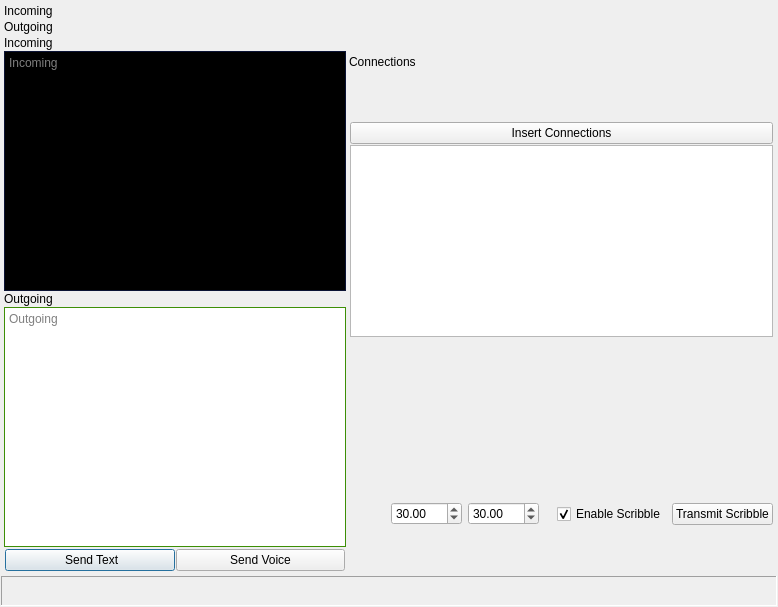
Above: src/messenger_dialog.ui from jim45002/msg-util before the change. Below: the same form after it.
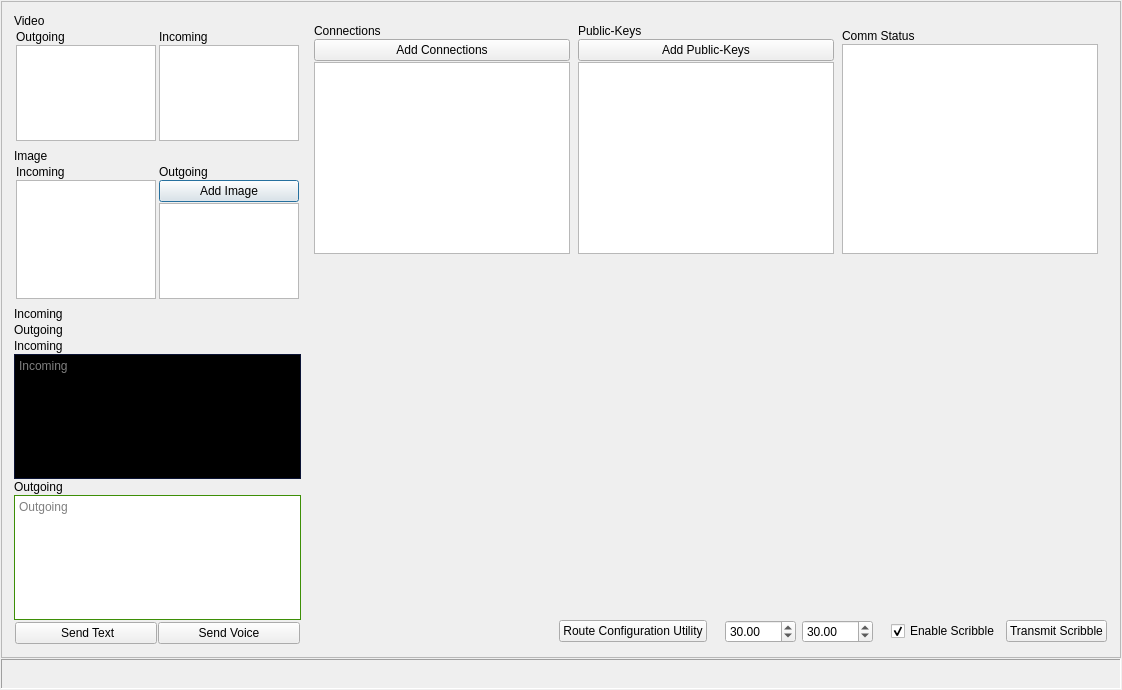
That is the form after the change.

Diff of the .ui file:
```diff
--- a/src/messenger_dialog.ui
+++ b/src/messenger_dialog.ui
@@ -6,8 +6,8 @@
    <rect>
     <x>0</x>
     <y>0</y>
-    <width>778</width>
-    <height>607</height>
+    <width>1122</width>
+    <height>690</height>
    </rect>
   </property>
   <property name="windowTitle">
@@ -30,7 +30,28 @@
     <number>1</number>
    </property>
    <item>
+    <widget class="QScrollArea" name="scrollArea">
+     <property name="widgetResizable">
+      <bool>true</bool>
+     </property>
+     <widget class="QWidget" name="scrollAreaWidgetContents">
+      <property name="geometry">
+       <rect>
+        <x>0</x>
+        <y>0</y>
+        <width>1118</width>
+        <height>655</height>
+       </rect>
+      </property>
+      <layout class="QVBoxLayout" name="verticalLayout_5">
+       <item>
     <widget class="QWidget" name="widget" native="true">
+         <property name="sizePolicy">
+          <sizepolicy hsizetype="Preferred" vsizetype="Preferred">
+           <horstretch>0</horstretch>
+           <verstretch>0</verstretch>
+          </sizepolicy>
+         </property>
      <layout class="QHBoxLayout" name="horizontalLayout">
       <property name="spacing">
        <number>1</number>
@@ -67,6 +88,18 @@
          </property>
          <item>
           <widget class="QWidget" name="widget_4" native="true">
+               <property name="sizePolicy">
+                <sizepolicy hsizetype="Preferred" vsizetype="Preferred">
+                 <horstretch>0</horstretch>
+                 <verstretch>0</verstretch>
+                </sizepolicy>
+               </property>
+               <property name="maximumSize">
+                <size>
+                 <width>523</width>
+                 <height>16777215</height>
+                </size>
+               </property>
            <layout class="QVBoxLayout" name="verticalLayout_4">
             <property name="spacing">
              <number>1</number>
@@ -83,6 +116,257 @@
             <property name="bottomMargin">
              <number>1</number>
             </property>
+                <item>
+                 <widget class="QLabel" name="label_9">
+                  <property name="text">
+                   <string>Video</string>
+                  </property>
+                 </widget>
+                </item>
+                <item>
+                 <widget class="QFrame" name="frame_5">
+                  <property name="frameShape">
+                   <enum>QFrame::NoFrame</enum>
+                  </property>
+                  <property name="frameShadow">
+                   <enum>QFrame::Raised</enum>
+                  </property>
+                  <layout class="QHBoxLayout" name="horizontalLayout_7">
+                   <property name="spacing">
+                    <number>1</number>
+                   </property>
+                   <property name="leftMargin">
+                    <number>1</number>
+                   </property>
+                   <property name="topMargin">
+                    <number>0</number>
+                   </property>
+                   <property name="rightMargin">
+                    <number>1</number>
+                   </property>
+                   <property name="bottomMargin">
+                    <number>6</number>
+                   </property>
+                   <item>
+                    <widget class="QFrame" name="frame_3">
+                     <property name="frameShape">
+                      <enum>QFrame::NoFrame</enum>
+                     </property>
+                     <property name="frameShadow">
+                      <enum>QFrame::Raised</enum>
+                     </property>
+                     <layout class="QVBoxLayout" name="verticalLayout_8">
+                      <property name="spacing">
+                       <number>1</number>
+                      </property>
+                      <property name="leftMargin">
+                       <number>1</number>
+                      </property>
+                      <property name="topMargin">
+                       <number>1</number>
+                      </property>
+                      <property name="rightMargin">
+                       <number>1</number>
+                      </property>
+                      <property name="bottomMargin">
+                       <number>1</number>
+                      </property>
+                      <item>
+                       <widget class="QLabel" name="label_8">
+                        <property name="text">
+                         <string>Outgoing</string>
+                        </property>
+                       </widget>
+                      </item>
+                      <item>
+                       <widget class="QGraphicsView" name="graphicsView">
+                        <property name="sizePolicy">
+                         <sizepolicy hsizetype="Preferred" vsizetype="Expanding">
+                          <horstretch>0</horstretch>
+                          <verstretch>0</verstretch>
+                         </sizepolicy>
+                        </property>
+                       </widget>
+                      </item>
+                     </layout>
+                    </widget>
+                   </item>
+                   <item>
+                    <widget class="QFrame" name="frame_4">
+                     <property name="frameShape">
+                      <enum>QFrame::NoFrame</enum>
+                     </property>
+                     <property name="frameShadow">
+                      <enum>QFrame::Raised</enum>
+                     </property>
+                     <layout class="QVBoxLayout" name="verticalLayout_9">
+                      <property name="spacing">
+                       <number>1</number>
+                      </property>
+                      <property name="leftMargin">
+                       <number>1</number>
+                      </property>
+                      <property name="topMargin">
+                       <number>1</number>
+                      </property>
+                      <property name="rightMargin">
+                       <number>1</number>
+                      </property>
+                      <property name="bottomMargin">
+                       <number>1</number>
+                      </property>
+                      <item>
+                       <widget class="QLabel" name="label_4">
+                        <property name="text">
+                         <string>Incoming</string>
+                        </property>
+                       </widget>
+                      </item>
+                      <item>
+                       <widget class="QGraphicsView" name="graphicsView_4">
+                        <property name="sizePolicy">
+                         <sizepolicy hsizetype="Preferred" vsizetype="Expanding">
+                          <horstretch>0</horstretch>
+                          <verstretch>0</verstretch>
+                         </sizepolicy>
+                        </property>
+                       </widget>
+                      </item>
+                     </layout>
+                    </widget>
+                   </item>
+                  </layout>
+                 </widget>
+                </item>
+                <item>
+                 <widget class="QLabel" name="label_10">
+                  <property name="text">
+                   <string>Image</string>
+                  </property>
+                 </widget>
+                </item>
+                <item>
+                 <widget class="QFrame" name="frame_7">
+                  <property name="frameShape">
+                   <enum>QFrame::NoFrame</enum>
+                  </property>
+                  <property name="frameShadow">
+                   <enum>QFrame::Raised</enum>
+                  </property>
+                  <layout class="QHBoxLayout" name="horizontalLayout_8">
+                   <property name="spacing">
+                    <number>1</number>
+                   </property>
+                   <property name="leftMargin">
+                    <number>1</number>
+                   </property>
+                   <property name="topMargin">
+                    <number>0</number>
+                   </property>
+                   <property name="rightMargin">
+                    <number>1</number>
+                   </property>
+                   <property name="bottomMargin">
+                    <number>6</number>
+                   </property>
+                   <item>
+                    <widget class="QFrame" name="frame_6">
+                     <property name="frameShape">
+                      <enum>QFrame::NoFrame</enum>
+                     </property>
+                     <property name="frameShadow">
+                      <enum>QFrame::Raised</enum>
+                     </property>
+                     <layout class="QVBoxLayout" name="verticalLayout_10">
+                      <property name="spacing">
+                       <number>1</number>
+                      </property>
+                      <property name="leftMargin">
+                       <number>1</number>
+                      </property>
+                      <property name="topMargin">
+                       <number>1</number>
+                      </property>
+                      <property name="rightMargin">
+                       <number>1</number>
+                      </property>
+                      <property name="bottomMargin">
+                       <number>1</number>
+                      </property>
+                      <item>
+                       <widget class="QLabel" name="label_5">
+                        <property name="text">
+                         <string>Incoming</string>
+                        </property>
+                       </widget>
+                      </item>
+                      <item>
+                       <widget class="QGraphicsView" name="graphicsView_2">
+                        <property name="sizePolicy">
+                         <sizepolicy hsizetype="Preferred" vsizetype="Expanding">
+                          <horstretch>0</horstretch>
+                          <verstretch>0</verstretch>
+                         </sizepolicy>
+                        </property>
+                       </widget>
+                      </item>
+                     </layout>
+                    </widget>
+                   </item>
+                   <item>
+                    <widget class="QFrame" name="frame_2">
+                     <property name="frameShape">
+                      <enum>QFrame::NoFrame</enum>
+                     </property>
+                     <property name="frameShadow">
+                      <enum>QFrame::Raised</enum>
+                     </property>
+                     <layout class="QVBoxLayout" name="verticalLayout_7">
+                      <property name="spacing">
+                       <number>1</number>
+                      </property>
+                      <property name="leftMargin">
+                       <number>1</number>
+                      </property>
+                      <property name="topMargin">
+                       <number>1</number>
+                      </property>
+                      <property name="rightMargin">
+                       <number>1</number>
+                      </property>
+                      <property name="bottomMargin">
+                       <number>1</number>
+                      </property>
+                      <item>
+                       <widget class="QLabel" name="label_7">
+                        <property name="text">
+                         <string>Outgoing</string>
+                        </property>
+                       </widget>
+                      </item>
+                      <item>
+                       <widget class="QPushButton" name="pushButton">
+                        <property name="text">
+                         <string>Add Image</string>
+                        </property>
+                       </widget>
+                      </item>
+                      <item>
+                       <widget class="QGraphicsView" name="graphicsView_3">
+                        <property name="sizePolicy">
+                         <sizepolicy hsizetype="Preferred" vsizetype="Expanding">
+                          <horstretch>0</horstretch>
+                          <verstretch>0</verstretch>
+                         </sizepolicy>
+                        </property>
+                       </widget>
+                      </item>
+                     </layout>
+                    </widget>
+                   </item>
+                  </layout>
+                 </widget>
+                </item>
             <item>
              <widget class="QLabel" name="incoming_plot_label">
               <property name="font">
@@ -139,7 +423,7 @@
             <item>
              <widget class="QTextEdit" name="incoming_textEdit">
               <property name="sizePolicy">
-               <sizepolicy hsizetype="Expanding" vsizetype="Expanding">
+                   <sizepolicy hsizetype="Preferred" vsizetype="Expanding">
                 <horstretch>0</horstretch>
                 <verstretch>0</verstretch>
                </sizepolicy>
@@ -583,7 +867,7 @@
             <item>
              <widget class="QTextEdit" name="outgoing_textEdit">
               <property name="sizePolicy">
-               <sizepolicy hsizetype="Expanding" vsizetype="Expanding">
+                   <sizepolicy hsizetype="Preferred" vsizetype="Expanding">
                 <horstretch>0</horstretch>
                 <verstretch>0</verstretch>
                </sizepolicy>
@@ -1054,6 +1338,12 @@
          </item>
          <item>
           <widget class="QWidget" name="widget_3" native="true">
+               <property name="sizePolicy">
+                <sizepolicy hsizetype="MinimumExpanding" vsizetype="Preferred">
+                 <horstretch>0</horstretch>
+                 <verstretch>0</verstretch>
+                </sizepolicy>
+               </property>
            <layout class="QVBoxLayout" name="verticalLayout_3">
             <property name="spacing">
              <number>1</number>
@@ -1071,7 +1361,58 @@
              <number>1</number>
             </property>
             <item>
+                 <widget class="QFrame" name="frame_9">
+                  <property name="sizePolicy">
+                   <sizepolicy hsizetype="Expanding" vsizetype="Fixed">
+                    <horstretch>0</horstretch>
+                    <verstretch>0</verstretch>
+                   </sizepolicy>
+                  </property>
+                  <property name="frameShape">
+                   <enum>QFrame::NoFrame</enum>
+                  </property>
+                  <property name="frameShadow">
+                   <enum>QFrame::Raised</enum>
+                  </property>
+                  <layout class="QHBoxLayout" name="horizontalLayout_9">
+                   <item>
+                    <widget class="QFrame" name="frame_8">
+                     <property name="sizePolicy">
+                      <sizepolicy hsizetype="Preferred" vsizetype="MinimumExpanding">
+                       <horstretch>0</horstretch>
+                       <verstretch>0</verstretch>
+                      </sizepolicy>
+                     </property>
+                     <property name="frameShape">
+                      <enum>QFrame::NoFrame</enum>
+                     </property>
+                     <property name="frameShadow">
+                      <enum>QFrame::Raised</enum>
+                     </property>
+                     <layout class="QVBoxLayout" name="verticalLayout_11">
+                      <property name="spacing">
+                       <number>1</number>
+                      </property>
+                      <property name="leftMargin">
+                       <number>1</number>
+                      </property>
+                      <property name="topMargin">
+                       <number>1</number>
+                      </property>
+                      <property name="rightMargin">
+                       <number>1</number>
+                      </property>
+                      <property name="bottomMargin">
+                       <number>1</number>
+                      </property>
+                      <item>
              <widget class="QLabel" name="label_3">
+                        <property name="sizePolicy">
+                         <sizepolicy hsizetype="Preferred" vsizetype="Fixed">
+                          <horstretch>0</horstretch>
+                          <verstretch>0</verstretch>
+                         </sizepolicy>
+                        </property>
               <property name="font">
                <font>
                 <weight>50</weight>
@@ -1084,34 +1425,22 @@
              </widget>
             </item>
             <item>
-             <widget class="QWidget" name="widget_8" native="true">
-              <layout class="QVBoxLayout" name="verticalLayout_2">
-               <property name="spacing">
-                <number>1</number>
-               </property>
-               <property name="leftMargin">
-                <number>1</number>
-               </property>
-               <property name="topMargin">
-                <number>1</number>
-               </property>
-               <property name="rightMargin">
-                <number>1</number>
-               </property>
-               <property name="bottomMargin">
-                <number>1</number>
-               </property>
-               <item>
                 <widget class="QPushButton" name="insert_connections_pushButton">
+                        <property name="sizePolicy">
+                         <sizepolicy hsizetype="Minimum" vsizetype="Fixed">
+                          <horstretch>0</horstretch>
+                          <verstretch>0</verstretch>
+                         </sizepolicy>
+                        </property>
                  <property name="text">
-                  <string>Insert Connections</string>
+                         <string>Add Connections</string>
                  </property>
                 </widget>
                </item>
                <item>
                 <widget class="QListWidget" name="connections_listwidget">
                  <property name="sizePolicy">
-                  <sizepolicy hsizetype="Preferred" vsizetype="Preferred">
+                         <sizepolicy hsizetype="Preferred" vsizetype="Expanding">
                    <horstretch>0</horstretch>
                    <verstretch>0</verstretch>
                   </sizepolicy>
@@ -1122,7 +1451,144 @@
              </widget>
             </item>
             <item>
-             <widget class="QWidget" name="map_widget" native="true"/>
+                    <widget class="QFrame" name="frame_10">
+                     <property name="frameShape">
+                      <enum>QFrame::NoFrame</enum>
+                     </property>
+                     <property name="frameShadow">
+                      <enum>QFrame::Raised</enum>
+                     </property>
+                     <layout class="QVBoxLayout" name="verticalLayout_12">
+                      <property name="spacing">
+                       <number>1</number>
+                      </property>
+                      <property name="leftMargin">
+                       <number>1</number>
+                      </property>
+                      <property name="topMargin">
+                       <number>1</number>
+                      </property>
+                      <property name="rightMargin">
+                       <number>1</number>
+                      </property>
+                      <property name="bottomMargin">
+                       <number>1</number>
+                      </property>
+                      <item>
+                       <widget class="QLabel" name="label_11">
+                        <property name="text">
+                         <string>Public-Keys</string>
+                        </property>
+                       </widget>
+                      </item>
+                      <item>
+                       <widget class="QPushButton" name="pushButton_2">
+                        <property name="text">
+                         <string>Add Public-Keys</string>
+                        </property>
+                       </widget>
+                      </item>
+                      <item>
+                       <widget class="QListWidget" name="listWidget"/>
+                      </item>
+                     </layout>
+                    </widget>
+                   </item>
+                   <item>
+                    <widget class="QFrame" name="frame">
+                     <property name="sizePolicy">
+                      <sizepolicy hsizetype="Preferred" vsizetype="MinimumExpanding">
+                       <horstretch>0</horstretch>
+                       <verstretch>0</verstretch>
+                      </sizepolicy>
+                     </property>
+                     <property name="frameShape">
+                      <enum>QFrame::NoFrame</enum>
+                     </property>
+                     <property name="frameShadow">
+                      <enum>QFrame::Raised</enum>
+                     </property>
+                     <layout class="QVBoxLayout" name="verticalLayout_6">
+                      <property name="spacing">
+                       <number>1</number>
+                      </property>
+                      <property name="leftMargin">
+                       <number>1</number>
+                      </property>
+                      <property name="topMargin">
+                       <number>6</number>
+                      </property>
+                      <property name="rightMargin">
+                       <number>1</number>
+                      </property>
+                      <property name="bottomMargin">
+                       <number>1</number>
+                      </property>
+                      <item>
+                       <widget class="QLabel" name="label_6">
+                        <property name="sizePolicy">
+                         <sizepolicy hsizetype="Preferred" vsizetype="Fixed">
+                          <horstretch>0</horstretch>
+                          <verstretch>0</verstretch>
+                         </sizepolicy>
+                        </property>
+                        <property name="frameShape">
+                         <enum>QFrame::NoFrame</enum>
+                        </property>
+                        <property name="text">
+                         <string>Comm Status</string>
+                        </property>
+                        <property name="scaledContents">
+                         <bool>false</bool>
+                        </property>
+                       </widget>
+                      </item>
+                      <item>
+                       <widget class="QListWidget" name="connections_listwidget_2">
+                        <property name="sizePolicy">
+                         <sizepolicy hsizetype="Preferred" vsizetype="Expanding">
+                          <horstretch>0</horstretch>
+                          <verstretch>0</verstretch>
+                         </sizepolicy>
+                        </property>
+                       </widget>
+                      </item>
+                     </layout>
+                    </widget>
+                   </item>
+                  </layout>
+                 </widget>
+                </item>
+                <item>
+                 <widget class="QWidget" name="widget_8" native="true">
+                  <layout class="QVBoxLayout" name="verticalLayout_2">
+                   <property name="spacing">
+                    <number>1</number>
+                   </property>
+                   <property name="leftMargin">
+                    <number>1</number>
+                   </property>
+                   <property name="topMargin">
+                    <number>1</number>
+                   </property>
+                   <property name="rightMargin">
+                    <number>1</number>
+                   </property>
+                   <property name="bottomMargin">
+                    <number>1</number>
+                   </property>
+                  </layout>
+                 </widget>
+                </item>
+                <item>
+                 <widget class="QWidget" name="map_widget" native="true">
+                  <property name="sizePolicy">
+                   <sizepolicy hsizetype="Expanding" vsizetype="Expanding">
+                    <horstretch>0</horstretch>
+                    <verstretch>0</verstretch>
+                   </sizepolicy>
+                  </property>
+                 </widget>
             </item>
             <item>
              <widget class="QWidget" name="widget_6" native="true">
@@ -1161,6 +1627,16 @@
                  </property>
                 </spacer>
                </item>
+                   <item>
+                    <widget class="QPushButton" name="pushButton_3">
+                     <property name="toolTip">
+                      <string extracomment="what's this">Communication route configuration utility</string>
+                     </property>
+                     <property name="text">
+                      <string>Route Configuration Utility</string>
+                     </property>
+                    </widget>
+                   </item>
                <item>
                 <widget class="QWidget" name="widget_7" native="true">
                  <layout class="QHBoxLayout" name="horizontalLayout_5">
@@ -1168,7 +1644,7 @@
                    <number>6</number>
                   </property>
                   <property name="leftMargin">
-                   <number>1</number>
+                       <number>12</number>
                   </property>
                   <property name="topMargin">
                    <number>1</number>
@@ -1235,6 +1711,10 @@
        </widget>
       </item>
      </layout>
+        </widget>
+       </item>
+      </layout>
+     </widget>
     </widget>
    </item>
    <item>
```
Lines whose indentation alone changed are shown as unchanged.
